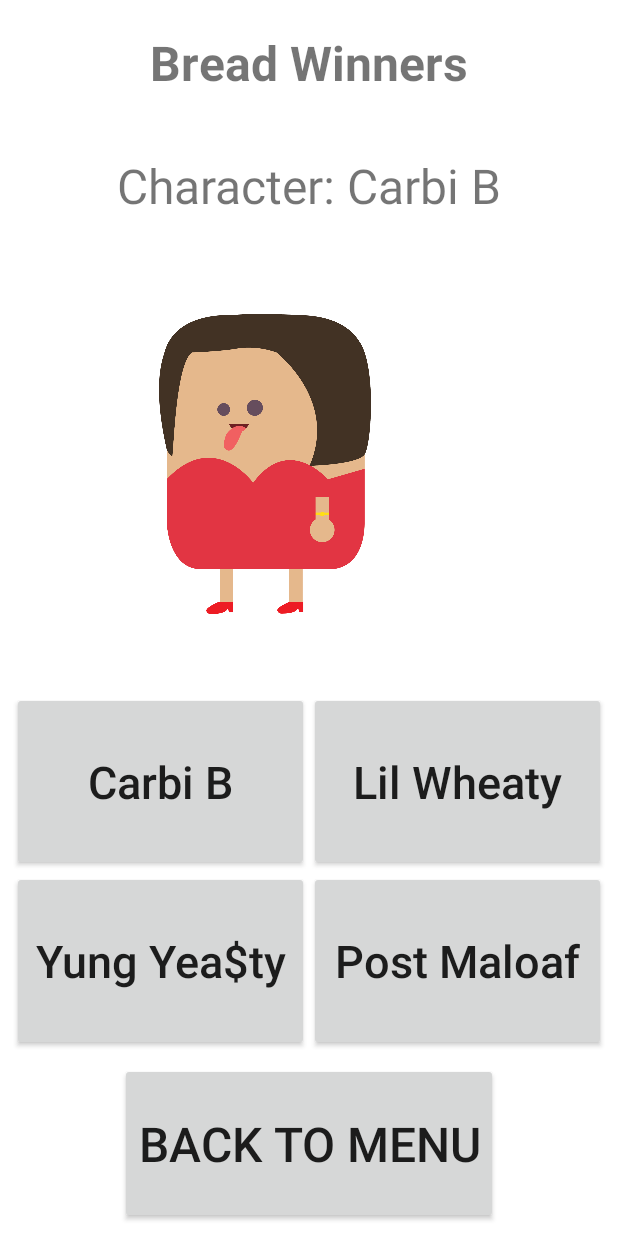
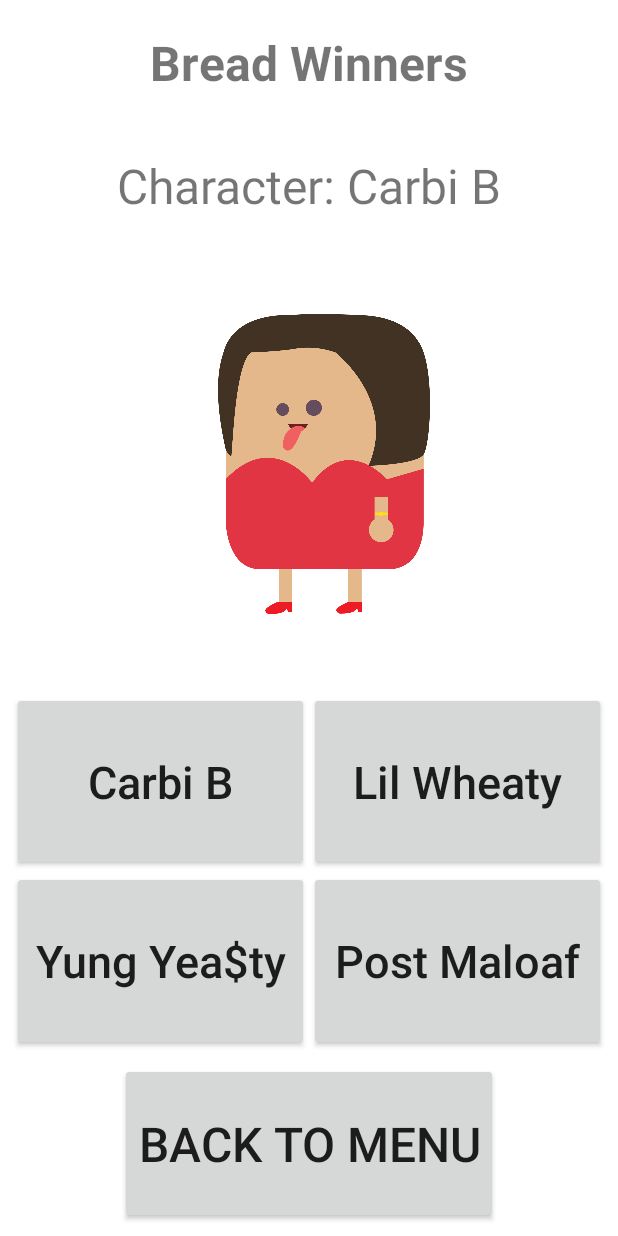
Before and after one commit to thehanriver/Lets-Get-This-Bread, an Android app: the CharacterScreen screen opened directly, with no data from a screen before it, on a phone screen of 412 x 824 dp. Run offline under Robolectric (Android 15) with nearby library versions, the phone set to English and light mode, and no system bars.

Commit message:
Fixed UI

```diff
--- a/app/src/main/res/layout/activity_character_screen.xml
+++ b/app/src/main/res/layout/activity_character_screen.xml
@@ -64,6 +64,7 @@
         android:src="@drawable/carbib"
         app:layout_constraintBottom_toTopOf="@+id/guideline18"
         app:layout_constraintEnd_toEndOf="parent"
+        app:layout_constraintHorizontal_bias="0.7"
         app:layout_constraintStart_toStartOf="parent"
         app:layout_constraintTop_toTopOf="@+id/guideline17"
         tools:ignore="MissingConstraints"
```
Also changed, not shown: app/src/main/res/layout/activity_main.xml (+3 -4 lines).
